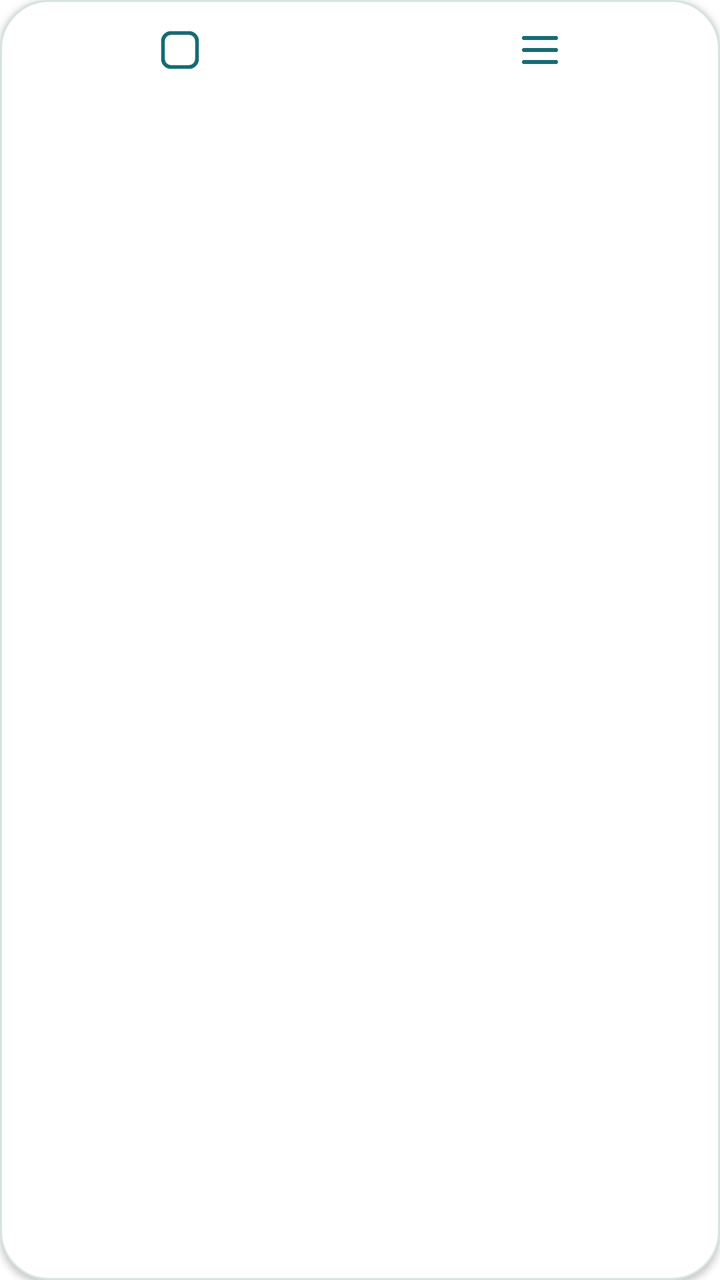
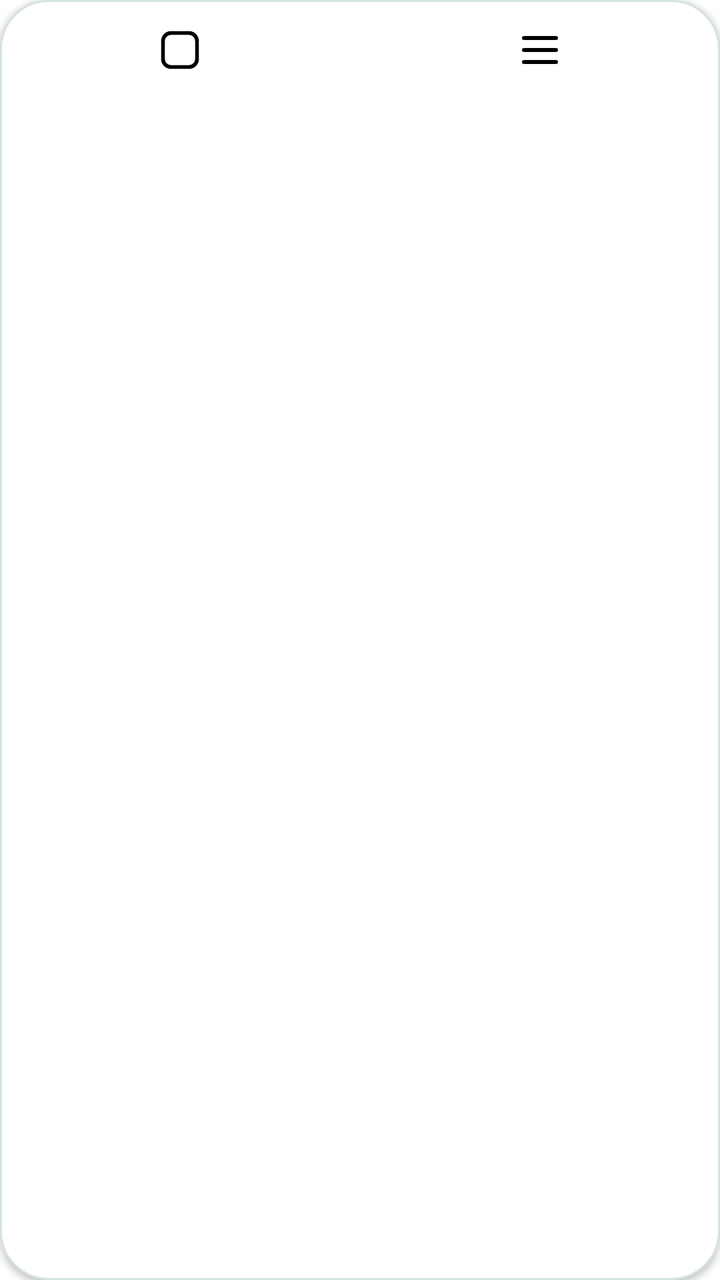

Two renders of the same Android screen: before a commit and after it. Below are the layout's source before the change and the commit's diff.
<!-- AndroidManifest.xml: application theme Theme.LiteSail -->
<!-- res/layout/view_browser_toolbar.xml -->
<?xml version="1.0" encoding="utf-8"?>
<LinearLayout xmlns:android="http://schemas.android.com/apk/res/android"
    android:layout_width="wrap_content"
    android:layout_height="wrap_content"
    android:layout_gravity="center_horizontal"
    android:layout_marginHorizontal="12dp"
    android:layout_marginTop="6dp"
    android:layout_marginBottom="8dp"
    android:background="@drawable/browser_toolbar_background"
    android:baselineAligned="false"
    android:elevation="2dp"
    android:orientation="horizontal">

    <ImageButton
        android:id="@+id/back"
        style="@style/Widget.LiteSail.ToolbarButton"
        android:contentDescription="@string/browser_return_home"
        android:src="@drawable/ic_toolbar_back"
        android:visibility="gone" />

    <ImageButton
        android:id="@+id/forward"
        style="@style/Widget.LiteSail.ToolbarButton"
        android:contentDescription="@string/forward"
        android:enabled="false"
        android:src="@drawable/ic_toolbar_forward"
        android:visibility="gone" />

    <ImageButton
        android:id="@+id/home"
        style="@style/Widget.LiteSail.ToolbarButton"
        android:contentDescription="@string/home"
        android:src="@drawable/ic_toolbar_home"
        android:visibility="gone" />

    <FrameLayout
        android:layout_width="0dp"
        android:layout_height="50dp"
        android:layout_weight="1"
        android:minWidth="56dp">

        <ImageButton
            android:id="@+id/windows"
            android:layout_width="match_parent"
            android:layout_height="match_parent"
            android:background="?android:attr/selectableItemBackground"
            android:contentDescription="@string/browser_windows"
            android:padding="0dp"
            android:scaleType="center"
            android:src="@drawable/ic_toolbar_window"
            android:tint="@color/browser_toolbar_button_icon" />

        <TextView
            android:id="@+id/window_count"
            android:layout_width="24dp"
            android:layout_height="24dp"
            android:layout_gravity="center"
            android:autoSizeMaxTextSize="11sp"
            android:autoSizeMinTextSize="8sp"
            android:autoSizeTextType="uniform"
            android:fontFamily="sans-serif-medium"
            android:gravity="center"
            android:importantForAccessibility="no"
            android:includeFontPadding="false"
            android:textColor="@color/start_page_accent"
            android:textSize="11sp" />
    </FrameLayout>

    <ImageButton
        android:id="@+id/open_menu"
        style="@style/Widget.LiteSail.ToolbarButton"
        android:contentDescription="@string/browser_menu"
        android:src="@drawable/ic_toolbar_menu" />
</LinearLayout>
<!-- resources referenced by this layout -->
<resources>
  <color name="start_page_accent">#176B73</color>
  <!-- drawable browser_toolbar_background (drawable) -->
  <?xml version="1.0" encoding="utf-8"?>
  <shape xmlns:android="http://schemas.android.com/apk/res/android">
      <solid android:color="@color/start_page_search_surface" />
      <corners android:radius="24dp" />
      <stroke android:width="1dp" android:color="@color/start_page_search_border" />
  </shape>
  <!-- drawable ic_toolbar_back (drawable) -->
  <?xml version="1.0" encoding="utf-8"?>
  <vector xmlns:android="http://schemas.android.com/apk/res/android"
      android:width="24dp"
      android:height="24dp"
      android:autoMirrored="true"
      android:viewportWidth="24"
      android:viewportHeight="24">
      <path
          android:pathData="M15,5 L8,12 L15,19"
          android:strokeColor="@color/start_page_accent"
          android:strokeLineCap="round"
          android:strokeLineJoin="round"
          android:strokeWidth="2" />
  </vector>
  <!-- drawable ic_toolbar_forward (drawable) -->
  <?xml version="1.0" encoding="utf-8"?>
  <vector xmlns:android="http://schemas.android.com/apk/res/android"
      android:width="24dp"
      android:height="24dp"
      android:autoMirrored="true"
      android:viewportWidth="24"
      android:viewportHeight="24">
      <path
          android:pathData="M9,5 L16,12 L9,19"
          android:strokeColor="@color/start_page_accent"
          android:strokeLineCap="round"
          android:strokeLineJoin="round"
          android:strokeWidth="2" />
  </vector>
  <!-- drawable ic_toolbar_home (drawable) -->
  <?xml version="1.0" encoding="utf-8"?>
  <vector xmlns:android="http://schemas.android.com/apk/res/android"
      android:width="24dp"
      android:height="24dp"
      android:viewportWidth="24"
      android:viewportHeight="24">
      <path
          android:pathData="M3.5,10 L12,3 L20.5,10 V19 A1.5,1.5 0,0 1,19 20.5 H5 A1.5,1.5 0,0 1,3.5 19 Z M9,20.5 V14 H15 V20.5"
          android:strokeColor="@color/start_page_accent"
          android:strokeLineCap="round"
          android:strokeLineJoin="round"
          android:strokeWidth="1.9" />
  </vector>
  <!-- drawable ic_toolbar_menu (drawable) -->
  <?xml version="1.0" encoding="utf-8"?>
  <vector xmlns:android="http://schemas.android.com/apk/res/android"
      android:width="24dp"
      android:height="24dp"
      android:viewportWidth="24"
      android:viewportHeight="24">
      <path
          android:pathData="M4,6 H20 M4,12 H20 M4,18 H20"
          android:strokeColor="@color/start_page_accent"
          android:strokeLineCap="round"
          android:strokeWidth="2" />
  </vector>
  <string name="browser_menu">菜单</string>
  <string name="browser_return_home">返回首页</string>
  <string name="browser_windows">窗口</string>
  <string name="forward">前进</string>
  <string name="home">首页</string>
  <style name="Widget.LiteSail.ToolbarButton" parent="android:style/Widget.Material.ImageButton">
          <item name="android:layout_width">0dp</item>
          <item name="android:layout_height">50dp</item>
          <item name="android:layout_weight">1</item>
          <item name="android:background">?android:attr/selectableItemBackground</item>
          <item name="android:minWidth">56dp</item>
          <item name="android:padding">0dp</item>
          <item name="android:scaleType">center</item>
          <item name="android:tint">@color/browser_toolbar_button_icon</item>
      </style>
  <style name="Theme.LiteSail" parent="Theme.LiteSail.Base" />
  <color name="start_page_search_surface">#FFFFFF</color>
  <color name="start_page_search_border">#D5E5DE</color>
  <style name="Theme.LiteSail.Base" parent="android:style/Theme.Material.Light.NoActionBar">
          <item name="android:colorAccent">#176B73</item>
          <item name="android:windowBackground">#FFFFFF</item>
          <item name="android:windowLightStatusBar">true</item>
          <item name="android:statusBarColor">#FFFFFF</item>
          <item name="android:navigationBarColor">#000000</item>
      </style>
  <!-- unchanged entries left out for length: 1 -->
</resources>

<!-- the commit's change to res/layout/view_browser_toolbar.xml (unified diff, before → after) -->
@@ -14,7 +14,7 @@
     <ImageButton
         android:id="@+id/back"
         style="@style/Widget.LiteSail.ToolbarButton"
-        android:contentDescription="@string/browser_return_home"
+        android:contentDescription="@string/back"
         android:src="@drawable/ic_toolbar_back"
         android:visibility="gone" />
 
@@ -34,21 +34,25 @@
         android:visibility="gone" />
 
     <FrameLayout
+        android:id="@+id/windows"
         android:layout_width="0dp"
         android:layout_height="50dp"
         android:layout_weight="1"
+        android:background="?android:attr/selectableItemBackground"
+        android:clickable="true"
+        android:contentDescription="@string/browser_windows"
+        android:focusable="true"
         android:minWidth="56dp">
 
-        <ImageButton
-            android:id="@+id/windows"
-            android:layout_width="match_parent"
-            android:layout_height="match_parent"
-            android:background="?android:attr/selectableItemBackground"
-            android:contentDescription="@string/browser_windows"
-            android:padding="0dp"
+        <ImageView
+            android:layout_width="24dp"
+            android:layout_height="24dp"
+            android:layout_gravity="center"
+            android:duplicateParentState="true"
+            android:importantForAccessibility="no"
             android:scaleType="center"
             android:src="@drawable/ic_toolbar_window"
-            android:tint="@color/browser_toolbar_button_icon" />
+            android:tint="@color/browser_menu_foreground" />
 
         <TextView
             android:id="@+id/window_count"
@@ -58,11 +62,12 @@
             android:autoSizeMaxTextSize="11sp"
             android:autoSizeMinTextSize="8sp"
             android:autoSizeTextType="uniform"
+            android:duplicateParentState="true"
             android:fontFamily="sans-serif-medium"
             android:gravity="center"
             android:importantForAccessibility="no"
             android:includeFontPadding="false"
-            android:textColor="@color/start_page_accent"
+            android:textColor="@color/browser_menu_foreground"
             android:textSize="11sp" />
     </FrameLayout>
 
<!-- resource entries referenced after the edit -->
@@ -65,8 +65,8 @@
           android:strokeLineCap="round"
           android:strokeWidth="2" />
   </vector>
+  <string name="back">后退</string>
   <string name="browser_menu">菜单</string>
-  <string name="browser_return_home">返回首页</string>
   <string name="browser_windows">窗口</string>
   <string name="forward">前进</string>
   <string name="home">首页</string>
@@ -78,7 +78,7 @@
           <item name="android:minWidth">56dp</item>
           <item name="android:padding">0dp</item>
           <item name="android:scaleType">center</item>
-          <item name="android:tint">@color/browser_toolbar_button_icon</item>
+          <item name="android:tint">@color/browser_menu_foreground</item>
       </style>
   <style name="Theme.LiteSail" parent="Theme.LiteSail.Base" />
   <color name="start_page_search_surface">#FFFFFF</color>
